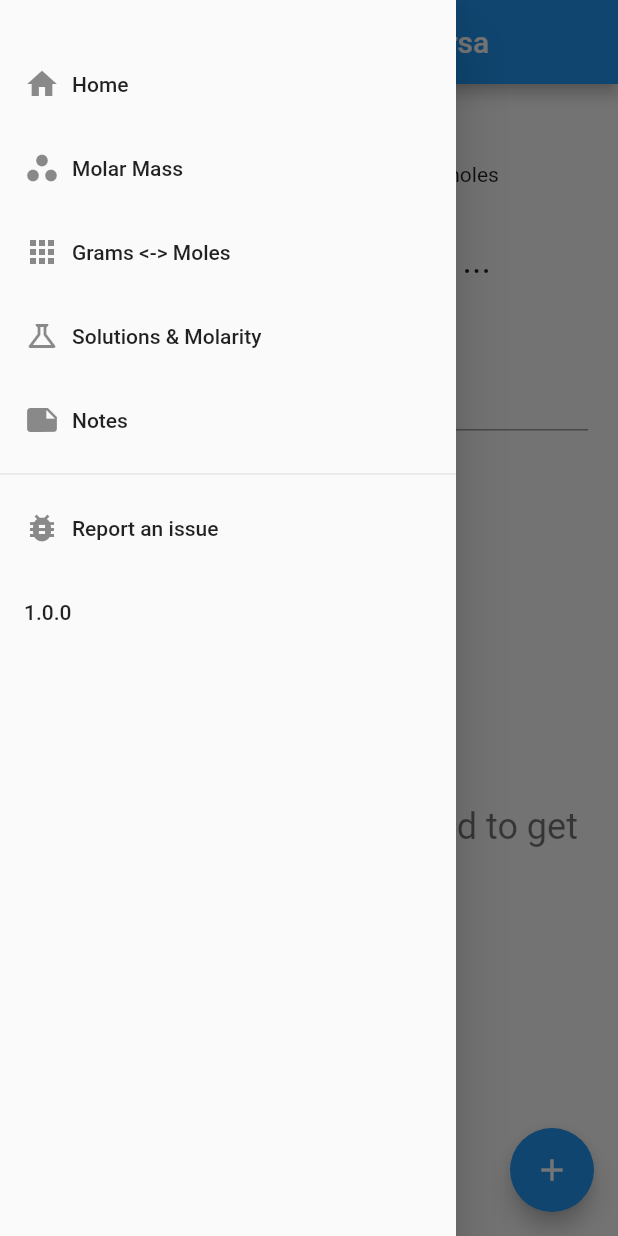
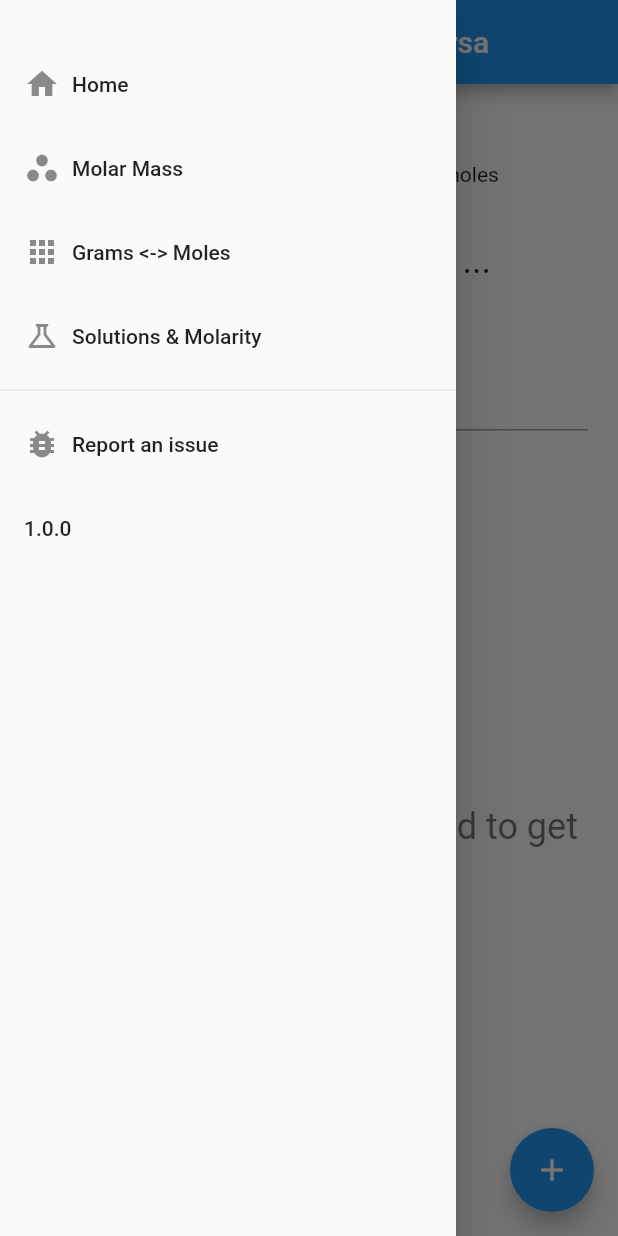
Before and after one commit to IncPlusPlus/chemistry-catalyst, a Flutter app: the GramsMolesCalculator screen opened by its route, with the side drawer open, on a phone screen of 412 x 824 dp. Run offline on Flutter 3.47's test engine with Material 2 defaults, Android fonts, the light colour scheme and no system bars; drawn by our look-alikes of auto_size_text; our stand-ins replace decimal, package_info_plus; missing offline and left inert: autocomplete_textfield_ns, create_atom, more, periodic_table.

Commit message:
Remove the "text screen" which was used for testing (#29)

```diff
--- a/lib/routes.dart
+++ b/lib/routes.dart
@@ -7,6 +7,6 @@ class Routes {
     MolarMass.routeName: (context) => const MolarMass(),
     GramsMolesCalculator.routeName: (context) => const GramsMolesCalculator(),
     SolutionsAndMolarity.routeName: (context) => const SolutionsAndMolarity(),
-    TextScreen.routeName: (context) => TextScreen(),
+    // TextScreen.routeName: (context) => TextScreen(),
   };
 }
--- a/lib/widget/drawer.dart
+++ b/lib/widget/drawer.dart
@@ -37,12 +37,12 @@ class AppDrawer extends StatelessWidget {
             onTap: () => Navigator.pushReplacementNamed(
                 context, SolutionsAndMolarity.routeName),
           ),
-          _createDrawerItem(
-            icon: Icons.note,
-            text: 'Notes',
-            onTap: () =>
-                Navigator.pushReplacementNamed(context, TextScreen.routeName),
-          ),
+          // _createDrawerItem(
+          //   icon: Icons.note,
+          //   text: 'Notes',
+          //   onTap: () =>
+          //       Navigator.pushReplacementNamed(context, TextScreen.routeName),
+          // ),
           // Divider(),
           // _createDrawerItem(icon: Icons.collections_bookmark, text: 'Steps'),
           // _createDrawerItem(icon: Icons.face, text: 'Authors'),
```
